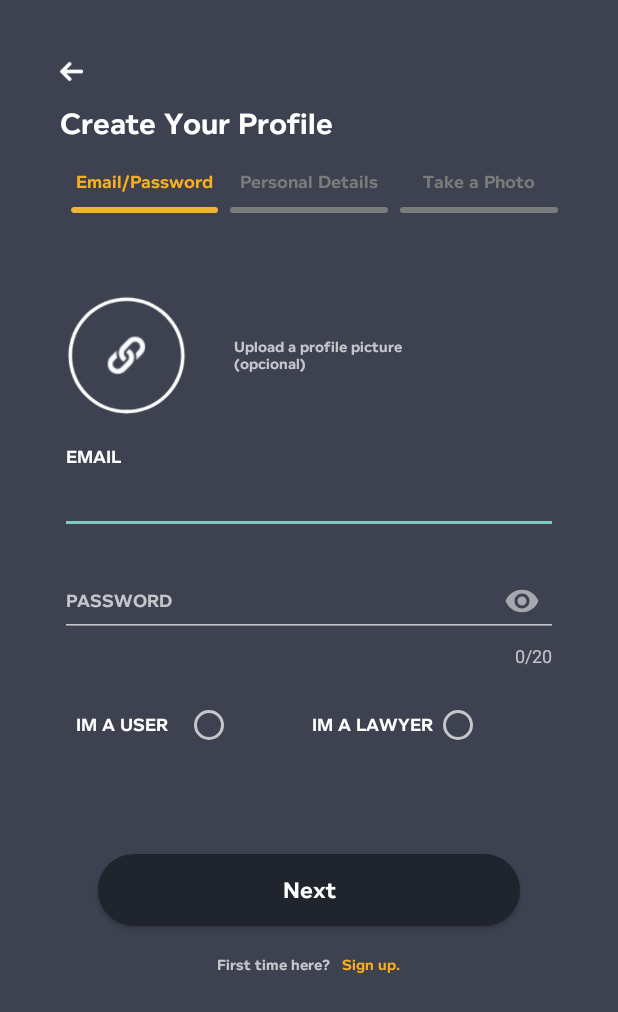
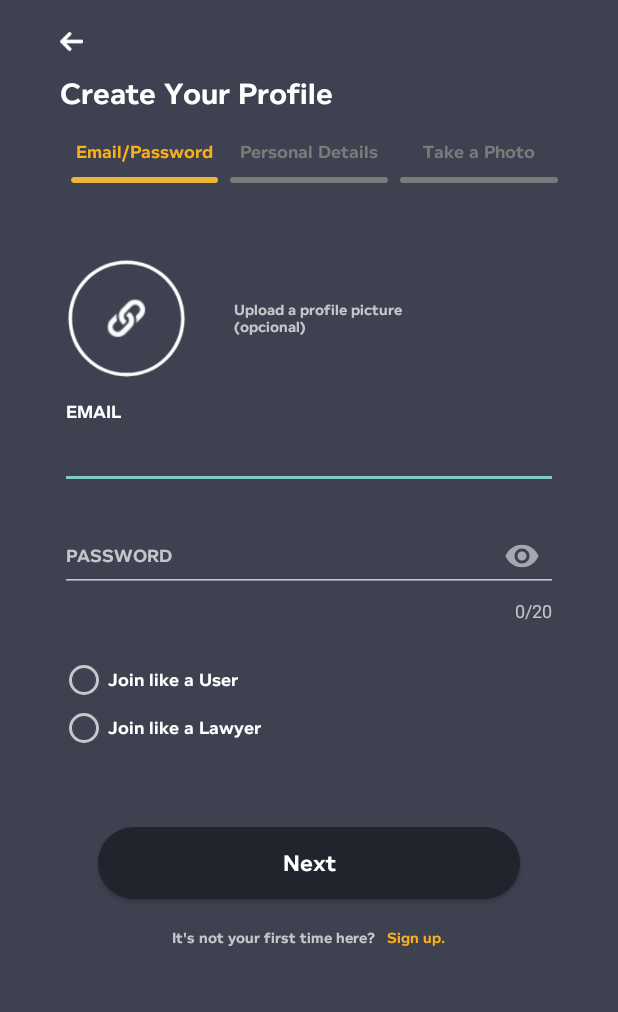
Before and after one commit to fparra00/Lawyer_Selector, an Android app: the SignupActivity screen opened directly, with no data from a screen before it, on a phone screen of 412 x 824 dp. Shown: the top 1012 px of the screen. Run offline under Robolectric (Android 15) with nearby library versions, the phone set to English and light mode, and no system bars; our stand-ins replace Firebase (no records; nobody signed in at launch, a user with empty details on screens opened directly); Roboto replaces fonts that are not available here.

Commit message:
New Lawyer

```diff
--- a/app/src/main/java/com/example/lawyerselectorv2/SplashScreenActivity.kt
+++ b/app/src/main/java/com/example/lawyerselectorv2/SplashScreenActivity.kt
@@ -24,6 +24,9 @@ class SplashScreenActivity : AppCompatActivity() {
         enableAnimator()
     }
 
+    /**
+     * Enable the Animation in Splash Screen
+     */
     private fun enableAnimator() {
         var anim: Animation = AnimationUtils.loadAnimation(this, R.anim.desplaz_up)
         var anim2: Animation = AnimationUtils.loadAnimation(this, R.anim.desplaz_down)
--- a/app/src/main/java/com/example/lawyerselectorv2/classes/User.kt
+++ b/app/src/main/java/com/example/lawyerselectorv2/classes/User.kt
@@ -2,7 +2,7 @@ package com.example.lawyerselectorv2.classes
 
 import java.io.Serializable
 
-/*
+/**
 USER:
 Class used to instantiate ONLY PERSONAL DETAILS of a normal user (client) or a Lawyer.
 Personal details like Name, city...
@@ -25,6 +25,7 @@ class User(
     val city: String
     val postalCode: String
     val addres: String
+
     //Constructor
     init {
         this.id = id
@@ -35,6 +36,7 @@ class User(
         this.postalCode = postalCode
         this.addres = addres
     }
+
     //Serial ID
     companion object {
         const val serialVersionUID = 56789L
--- a/app/src/main/res/layout/activity_signup.xml
+++ b/app/src/main/res/layout/activity_signup.xml
@@ -7,7 +7,9 @@
     android:layout_height="match_parent"
     android:background="@color/bgLogin"
     android:orientation="vertical"
-    android:padding="40dp"
+    android:paddingLeft="40dp"
+    android:paddingTop="20dp"
+    android:paddingRight="40dp"
     tools:context=".LoginActivity">
 
 
@@ -157,7 +159,7 @@
             android:id="@+id/lyPhoto"
             android:layout_width="match_parent"
             android:layout_height="wrap_content"
-            android:layout_marginTop="10dp"
+            android:layout_marginTop="5dp"
             android:orientation="horizontal"
             android:paddingTop="40dp">
 
@@ -187,7 +189,7 @@
             android:layout_width="match_parent"
             android:layout_height="wrap_content"
             android:orientation="vertical"
-            android:paddingTop="15dp">
+            android:paddingTop="10dp">
 
             <com.google.android.material.textfield.TextInputLayout
                 android:id="@+id/textField"
@@ -254,54 +256,34 @@
                     android:layout_height="match_parent"
                     android:layout_weight="1"
                     android:checkedButton="@+id/rge1"
-                    android:orientation="horizontal">
-
-                    <TextView
-                        android:id="@+id/textView21"
-                        android:layout_width="match_parent"
-                        android:layout_height="match_parent"
-                        android:layout_weight="1"
-                        android:fontFamily="@font/foundry_context"
-                        android:gravity="center_horizontal|center_vertical"
-                        android:text="IM A USER"
-                        android:textColor="@color/bgWhite"
-                        android:textSize="12dp" />
+                    android:gravity="center"
+                    android:orientation="vertical">
 
                     <RadioButton
                         android:id="@+id/joinUser"
                         android:layout_width="match_parent"
-                        android:layout_height="match_parent"
-                        android:layout_weight="1" />
-
-                    <TextView
-                        android:id="@+id/textView21"
-                        android:layout_width="match_parent"
-                        android:layout_height="match_parent"
-                        android:layout_weight="1"
+                        android:layout_height="wrap_content"
                         android:fontFamily="@font/foundry_context"
-                        android:gravity="center_horizontal|center_vertical"
-                        android:text="IM A LAWYER"
-                        android:textColor="@color/bgWhite"
+                        android:text="Join like a User"
                         android:textSize="12dp" />
 
                     <RadioButton
                         android:id="@+id/joinLawyer"
                         android:layout_width="match_parent"
                         android:layout_height="match_parent"
-                        android:layout_weight="1" />
-
-
+                        android:layout_weight="1"
+                        android:fontFamily="@font/foundry_context"
+                        android:text="Join like a Lawyer"
+                        android:textSize="12dp" />
                 </RadioGroup>
-
             </LinearLayout>
-
         </LinearLayout>
 
         <LinearLayout
             android:id="@+id/lyButton"
             android:layout_width="match_parent"
             android:layout_height="match_parent"
-            android:layout_marginTop="70dp"
+            android:layout_marginTop="50dp"
             android:orientation="vertical">
 
             <Button
@@ -331,7 +313,7 @@
                     android:layout_weight="1"
                     android:fontFamily="@font/foundry_context"
                     android:gravity="right"
-                    android:text="First time here?"
+                    android:text="It's not your first time here?"
                     android:textSize="10dp" />
 
                 <TextView
--- a/app/src/main/res/layout/lawyer_list_item.xml
+++ b/app/src/main/res/layout/lawyer_list_item.xml
@@ -75,7 +75,7 @@
                 android:layout_marginTop="5dp"
                 android:ellipsize="end"
                 android:fontFamily="@font/foundry_context"
-                android:maxLines="2"
+                android:maxLines="5"
                 android:text="Legal and family environment"
                 android:textColor="@color/fontGrey"
                 android:textSize="12dp" />
@@ -92,7 +92,7 @@
             <LinearLayout
                 android:id="@+id/lyPhotoVal"
                 android:layout_width="match_parent"
-                android:layout_height="match_parent"
+                android:layout_height="wrap_content"
                 android:layout_weight="1"
                 android:orientation="vertical"
                 android:weightSum="1">
@@ -100,7 +100,7 @@
                 <ImageView
                     android:id="@+id/imgRating"
                     android:layout_width="match_parent"
-                    android:layout_height="match_parent"
+                    android:layout_height="60dp"
                     app:srcCompat="@drawable/rating" />
             </LinearLayout>
 
```
Also changed, not shown: app/src/main/AndroidManifest.xml (+15 -11 lines), app/src/main/java/com/example/lawyerselectorv2/LawyerUser.kt (+20 -1 lines), app/src/main/java/com/example/lawyerselectorv2/PrincipalMenuActivity.kt (+37 -5 lines), app/src/main/java/com/example/lawyerselectorv2/SignupActivity.kt (+15 -26 lines), app/src/main/java/com/example/lawyerselectorv2/adapters/RecyclerLawyersAdapter.kt (+32 -12 lines), app/src/main/java/com/example/lawyerselectorv2/classes/Lawyer.kt (+13 -3 lines), app/src/main/java/com/example/lawyerselectorv2/classes/LawyerCarreer.kt (added, +49 -0 lines), app/src/main/res/layout/activity_join_lawyer.xml (+17 -14 lines), app/src/main/res/layout/activity_lawyer_user.xml (+12 -26 lines).
